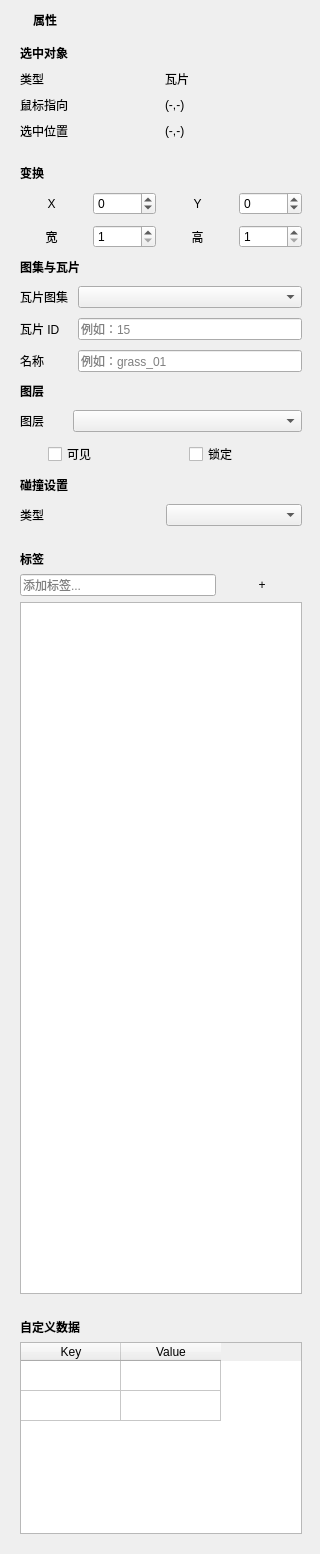
SSmallOrange/MEditor, file src/ui/InspectorPanel.ui: the form before one commit.
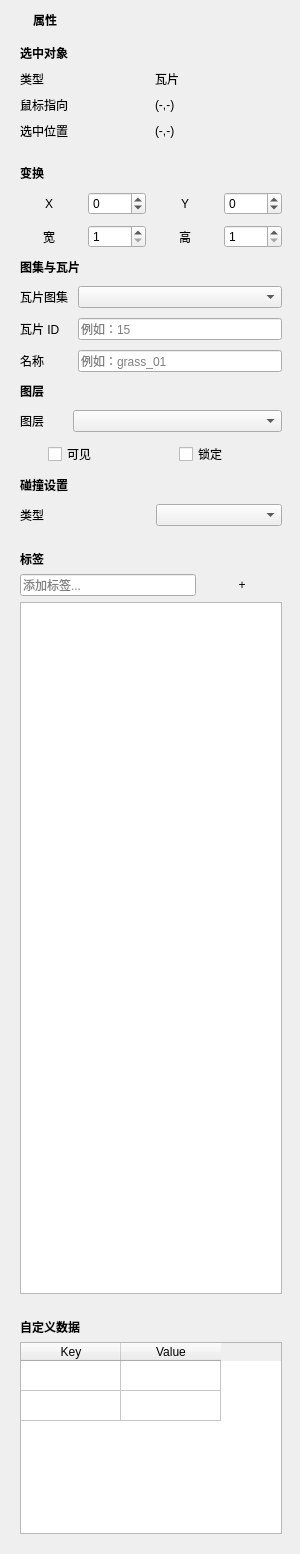
The form after the commit.

Patch:
```diff
--- a/src/ui/InspectorPanel.ui
+++ b/src/ui/InspectorPanel.ui
@@ -6,19 +6,19 @@
    <rect>
     <x>0</x>
     <y>0</y>
-    <width>320</width>
+    <width>300</width>
     <height>1554</height>
    </rect>
   </property>
   <property name="minimumSize">
    <size>
-    <width>320</width>
+    <width>300</width>
     <height>0</height>
    </size>
   </property>
   <property name="maximumSize">
    <size>
-    <width>320</width>
+    <width>300</width>
     <height>16777215</height>
    </size>
   </property>
```
